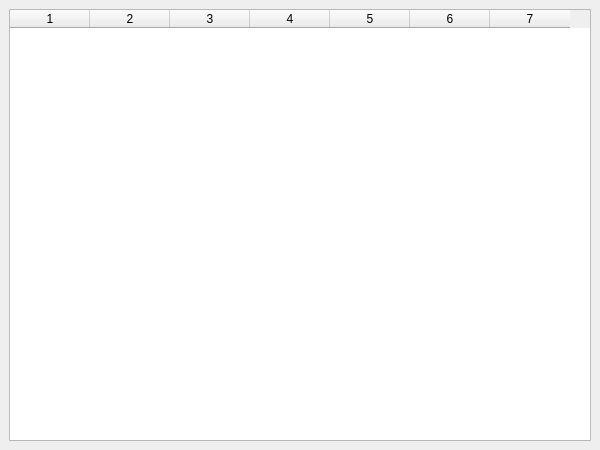
This is main.ui in Andrey1512x/coffee as Qt 5 draws it before an edit. The edited form follows.
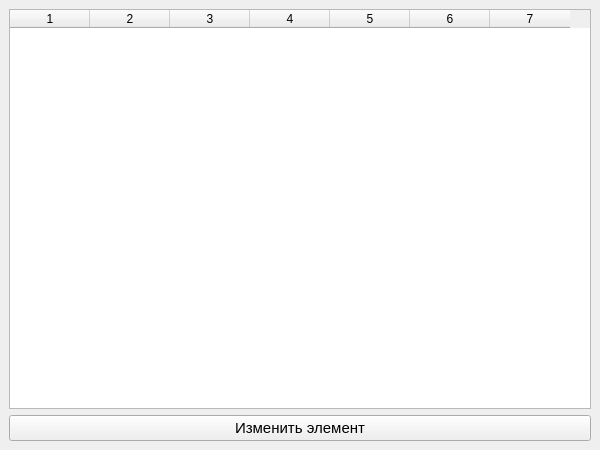
This is the edited form.

The edit to the form file:
```diff
--- a/main.ui
+++ b/main.ui
@@ -44,6 +44,18 @@
       <column/>
      </widget>
     </item>
+    <item>
+     <widget class="QPushButton" name="pushButton">
+      <property name="font">
+       <font>
+        <pointsize>11</pointsize>
+       </font>
+      </property>
+      <property name="text">
+       <string>Изменить элемент</string>
+      </property>
+     </widget>
+    </item>
    </layout>
   </widget>
  </widget>
```
